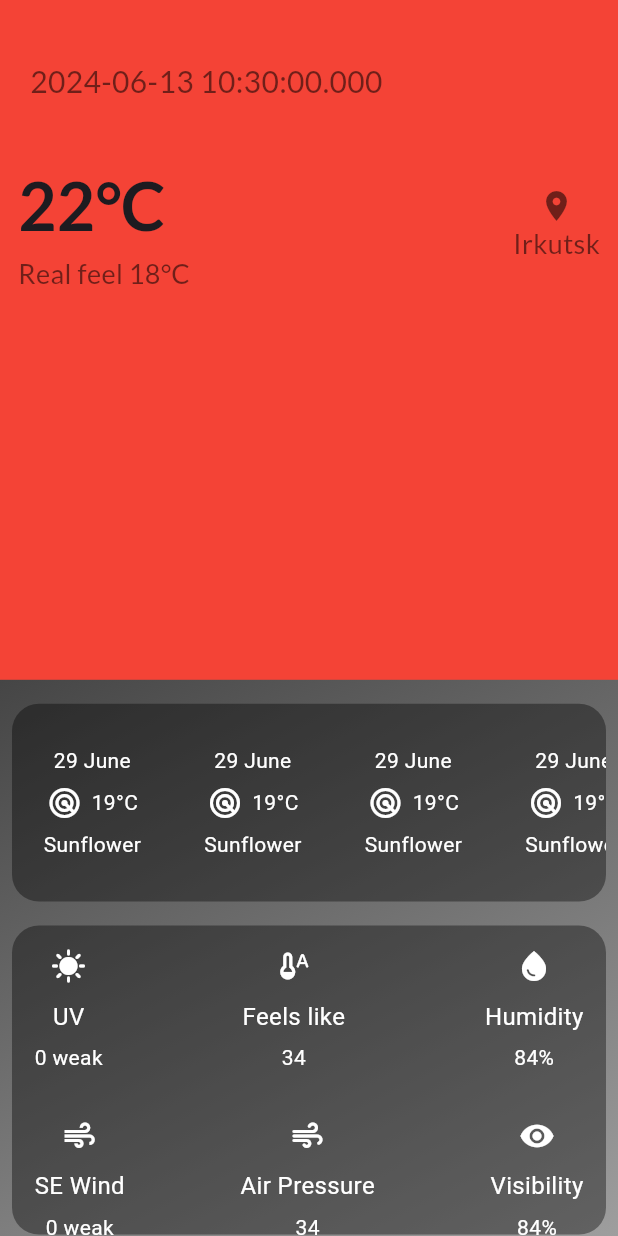
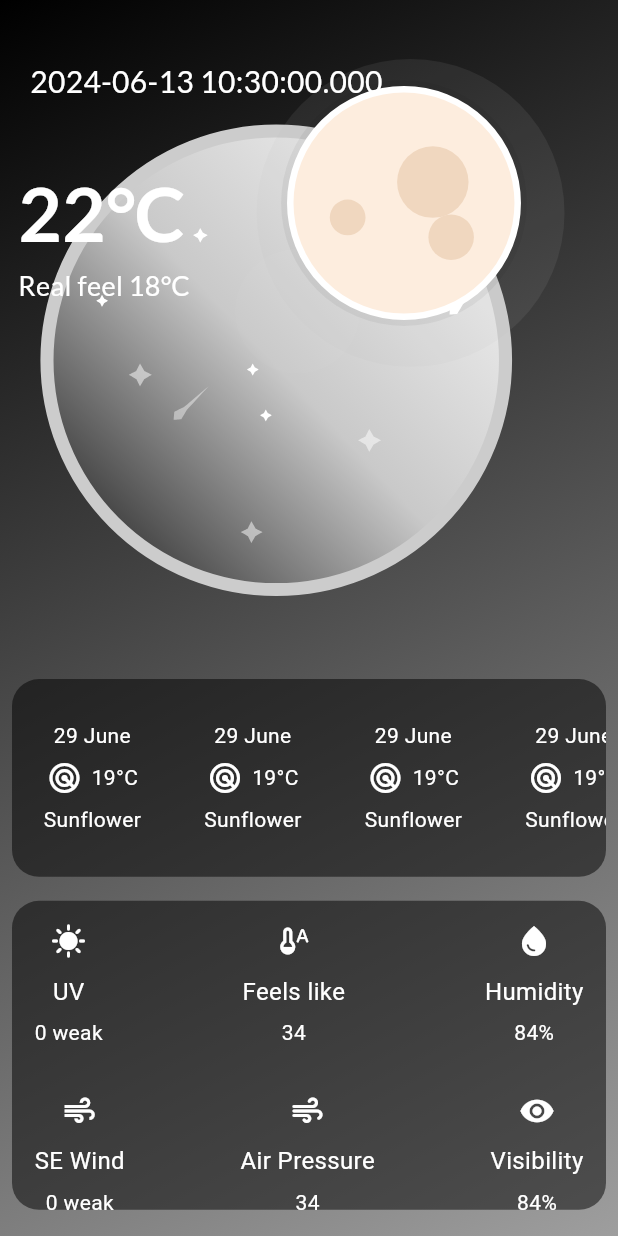
Before and after one commit to Ashrafulalkh/weather_app, a Flutter app: the screen it shows after launch, on a phone screen of 412 x 824 dp. Run offline on Flutter 3.47's test engine with Material 3 defaults, Android fonts, the phone set to English and light mode, and no system bars; our stand-ins replace google_fonts, lottie.

Commit message:
-Added animation in design -Made some changes

```diff
--- a/lib/ui/screen/weather_details_screen.dart
+++ b/lib/ui/screen/weather_details_screen.dart
@@ -1,5 +1,6 @@
 import 'package:flutter/material.dart';
 import 'package:google_fonts/google_fonts.dart';
+import 'package:lottie/lottie.dart';
 import 'package:weather_app/ui/widgets/background_widgets.dart';
 import 'package:weather_app/ui/widgets/hourly_forecast_listview_widgets.dart';
 import 'package:weather_app/ui/widgets/weather_information_widgets.dart';
@@ -21,15 +22,10 @@ class _WeatherDetailsScreenState extends State<WeatherDetailsScreen> {
             children: [
               Stack(
                 children: [
-                  Container(
-                    height: MediaQuery.of(context).size.height * 0.55,
+                  SizedBox(
+                    height: MediaQuery.of(context).size.height * 0.53,
                     width: MediaQuery.of(context).size.width * 1.0,
-                    decoration: const BoxDecoration(
-                        color: Colors.red,
-                        borderRadius: BorderRadius.only(
-                            // bottomLeft: Radius.circular(34),
-                            // bottomRight: Radius.circular(34),
-                            )),
+                    child: Lottie.asset('assets/animations/night.json',fit: BoxFit.cover),
                   ),
                   _buildTopMainWeatherInformation(),
                 ],
@@ -43,7 +39,7 @@ class _WeatherDetailsScreenState extends State<WeatherDetailsScreen> {
                   height: MediaQuery.of(context).size.height * 0.16,
                   decoration: BoxDecoration(
                     borderRadius: BorderRadius.circular(18),
-                    color: Colors.black38,
+                    color: Colors.black.withOpacity(0.5),
                   ),
                   child: const HourlyForecastListview(),
                 ),
@@ -54,7 +50,7 @@ class _WeatherDetailsScreenState extends State<WeatherDetailsScreen> {
                   height: MediaQuery.of(context).size.height * 0.25,
                   decoration: BoxDecoration(
                     borderRadius: BorderRadius.circular(18),
-                    color: Colors.black38,
+                    color: Colors.black.withOpacity(0.5),
                   ),
                   child: SingleChildScrollView(
                     child: _buildBottomDetailsWeatherInformation(),
@@ -103,15 +99,19 @@ class _WeatherDetailsScreenState extends State<WeatherDetailsScreen> {
     return Column(
       crossAxisAlignment: CrossAxisAlignment.start,
       children: [
+        Row(
+          children: [
             Padding(
               padding: const EdgeInsets.fromLTRB(20, 40, 20, 20),
               child: Text(
                 DateTime.now().toString(),
                 style: GoogleFonts.lato(
                   fontSize: 20,
-              color: Colors.black54,
+                  color: Colors.white,
                 ),
               ),
+            ),
+          ],
         ),
         const SizedBox(
           height: 5,
@@ -127,7 +127,8 @@ class _WeatherDetailsScreenState extends State<WeatherDetailsScreen> {
                   Text(
                     '22°C',
                     style: GoogleFonts.lato(
-                      fontSize: 44,
+                      fontSize: 50,
+                      color: Colors.white,
                       fontWeight: FontWeight.bold,
                     ),
                   ),
@@ -135,23 +136,23 @@ class _WeatherDetailsScreenState extends State<WeatherDetailsScreen> {
                     'Real feel 18°C',
                     style: GoogleFonts.lato(
                       fontSize: 18,
-                      color: Colors.black54,
+                      color: Colors.white,
                     ),
                   ),
                 ],
               ),
-              Column(
-                children: [
-                  const Icon(Icons.location_on, color: Colors.black54),
-                  Text(
-                    'Irkutsk',
-                    style: GoogleFonts.lato(
-                      fontSize: 18,
-                      color: Colors.black54,
-                    ),
-                  ),
-                ],
-              ),
+              // Column(
+              //   children: [
+              //     const Icon(Icons.location_on, color: Colors.green),
+              //     Text(
+              //       'Irkutsk',
+              //       style: GoogleFonts.lato(
+              //         fontSize: 18,
+              //         color: Colors.red,
+              //       ),
+              //     ),
+              //   ],
+              // ),
             ],
           ),
         )
```
Also changed, not shown: assets/animations/night.json (added, +1 -0 lines), pubspec.yaml (+5 -2 lines), pubspec.lock, 1 other file. Lines whose indentation alone changed are shown as unchanged.
